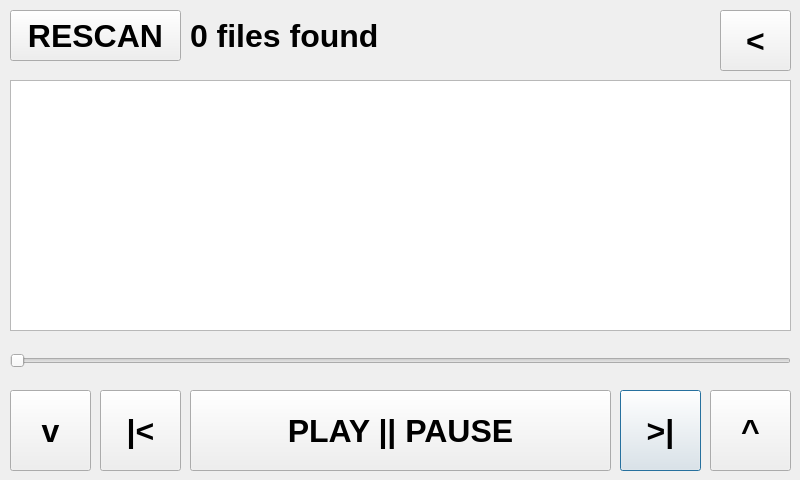
The window that music.ui (heradon/shima) describes before a commit, drawn with Qt 5.
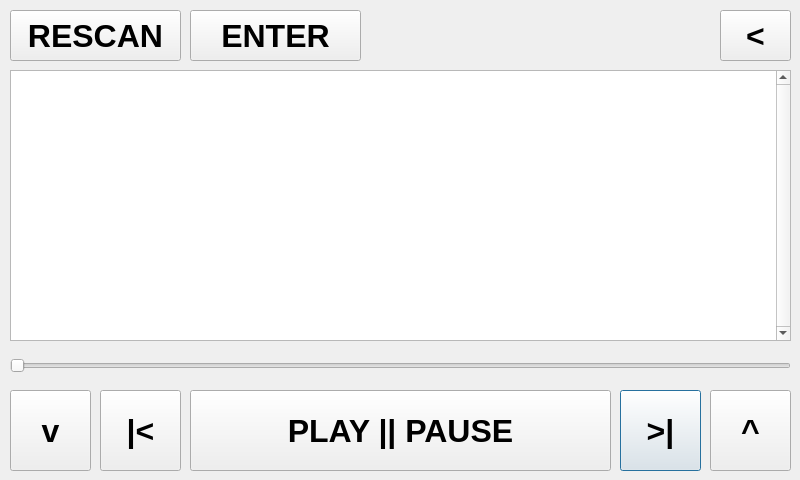
The same window after the commit.

Commit message: slight ui changes (scrollbar added, label removed, button added, list resized)

```diff
--- a/music.ui
+++ b/music.ui
@@ -154,36 +154,13 @@
     <string>RESCAN</string>
    </property>
   </widget>
-  <widget class="QLabel" name="files_found">
-   <property name="geometry">
-    <rect>
-     <x>190</x>
-     <y>20</y>
-     <width>321</width>
-     <height>31</height>
-    </rect>
-   </property>
-   <property name="font">
-    <font>
-     <pointsize>24</pointsize>
-     <weight>75</weight>
-     <bold>true</bold>
-    </font>
-   </property>
-   <property name="styleSheet">
-    <string notr="true"/>
-   </property>
-   <property name="text">
-    <string>0 files found</string>
-   </property>
-  </widget>
   <widget class="QListView" name="tracklist">
    <property name="geometry">
     <rect>
      <x>10</x>
-     <y>80</y>
+     <y>70</y>
      <width>781</width>
-     <height>251</height>
+     <height>271</height>
     </rect>
    </property>
    <property name="font">
@@ -196,6 +173,12 @@
    <property name="styleSheet">
     <string notr="true"/>
    </property>
+   <property name="verticalScrollBarPolicy">
+    <enum>Qt::ScrollBarAlwaysOn</enum>
+   </property>
+   <property name="horizontalScrollBarPolicy">
+    <enum>Qt::ScrollBarAlwaysOff</enum>
+   </property>
    <property name="editTriggers">
     <set>QAbstractItemView::NoEditTriggers</set>
    </property>
@@ -206,7 +189,7 @@
      <x>720</x>
      <y>10</y>
      <width>71</width>
-     <height>61</height>
+     <height>51</height>
     </rect>
    </property>
    <property name="font">
@@ -227,9 +210,9 @@
    <property name="geometry">
     <rect>
      <x>10</x>
-     <y>340</y>
+     <y>350</y>
      <width>781</width>
-     <height>41</height>
+     <height>31</height>
     </rect>
    </property>
    <property name="sizePolicy">
@@ -260,6 +243,29 @@
     <number>0</number>
    </property>
   </widget>
+  <widget class="QPushButton" name="enter">
+   <property name="geometry">
+    <rect>
+     <x>190</x>
+     <y>10</y>
+     <width>171</width>
+     <height>51</height>
+    </rect>
+   </property>
+   <property name="font">
+    <font>
+     <pointsize>24</pointsize>
+     <weight>75</weight>
+     <bold>true</bold>
+    </font>
+   </property>
+   <property name="styleSheet">
+    <string notr="true"/>
+   </property>
+   <property name="text">
+    <string>ENTER</string>
+   </property>
+  </widget>
  </widget>
  <resources/>
  <connections>
```
